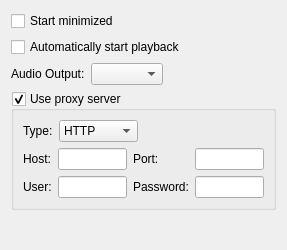
Before: the Qt Designer form src/options/qompoptionsmain.ui in qomp/qomp, drawn with Qt 5.
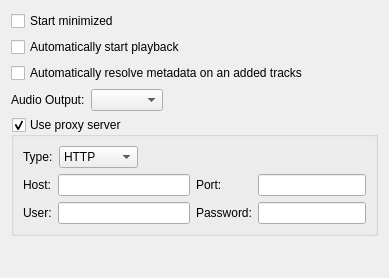
After: the same form once the commit is applied.

Diff of the .ui file:
```diff
--- a/src/options/qompoptionsmain.ui
+++ b/src/options/qompoptionsmain.ui
@@ -6,8 +6,8 @@
    <rect>
     <x>0</x>
     <y>0</y>
-    <width>287</width>
-    <height>250</height>
+    <width>389</width>
+    <height>278</height>
    </rect>
   </property>
   <property name="sizePolicy">
@@ -34,6 +34,13 @@
      </property>
     </widget>
    </item>
+   <item>
+    <widget class="QCheckBox" name="cb_metaData">
+     <property name="text">
+      <string>Automatically resolve metadata on an added tracks</string>
+     </property>
+    </widget>
+   </item>
    <item>
     <layout class="QHBoxLayout" name="horizontalLayout_3">
      <item>
```
